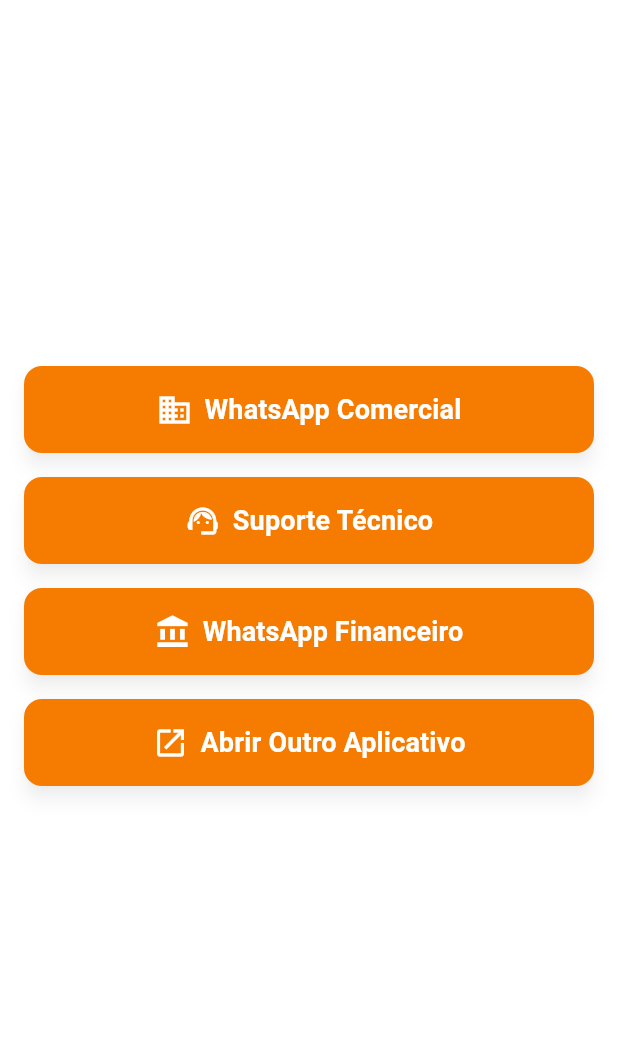
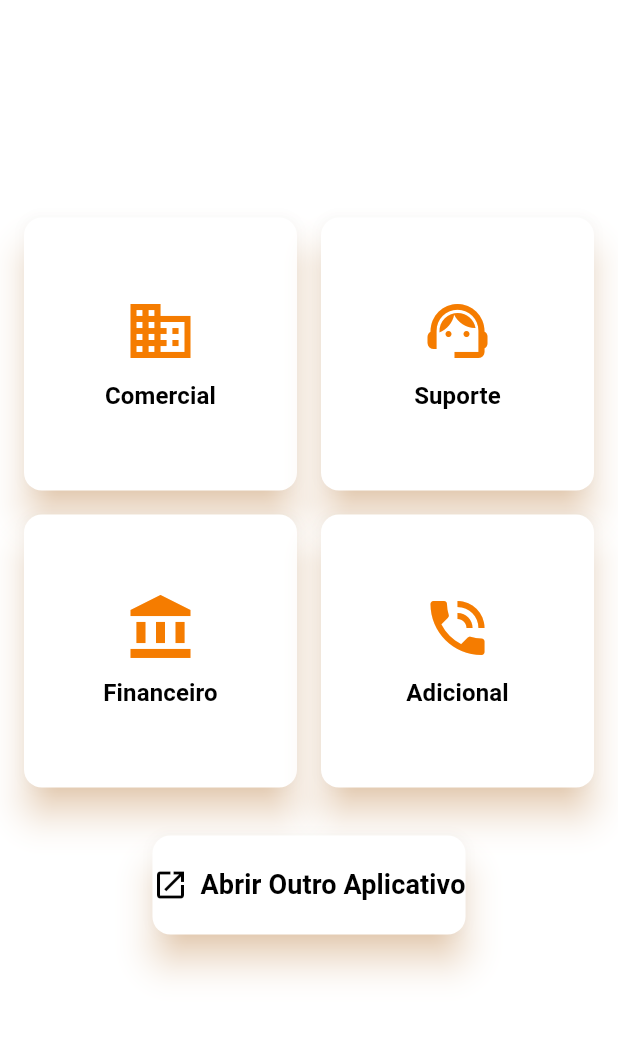
Before and after one commit to Jonathanruanss/Meu_primeiro_app_flutter, a Flutter app: the screen it shows after launch, on a phone screen of 412 x 824 dp, the part 84-1126 px from its top. Run offline on Flutter 3.47's test engine with Material 3 defaults, Android fonts, the phone set to English and light mode, and no system bars.

Commit message:
alteração no design do app

```diff
--- a/lib/main.dart
+++ b/lib/main.dart
@@ -16,21 +16,18 @@
       // Define o tema do aplicativo com um esquema de cores personalizado
       theme: ThemeData(
         // ==============================================
-        // PALETA DE CORES COM FUNDO BRANCO E APPBAR CINZA
+        // PALETA DE CORES COM FUNDO BRANCO E APPBAR LARANJA
         // ==============================================
         colorScheme:
             ColorScheme.fromSwatch(
               primarySwatch: Colors.grey, // Cor principal para a AppBar
             ).copyWith(
-              secondary: Colors.orange.shade700, // Cor de destaque para botões
-              // Cor de fundo clara para o conteúdo
-              surface: Colors.white,
-              // Cor do texto nos widgets com cor de fundo clara
-              onSurface: Colors.black,
-              // Cor do texto na AppBar, agora branco para o contraste
-              onPrimary: Colors.white,
-              // Cor do texto em botões com cor de fundo secundária
-              onSecondary: Colors.white,
+              secondary: Colors.orange.shade700, // Cor de destaque (laranja)
+              surface: Colors.white, // Cor de fundo clara para o conteúdo
+              onSurface: Colors.black, // Cor do texto em superfícies claras
+              onPrimary: Colors.white, // Cor do texto na AppBar
+              onSecondary:
+                  Colors.white, // Cor do texto em botões com cor de destaque
             ),
         scaffoldBackgroundColor: Colors.white, // Cor de fundo do Scaffold
         useMaterial3: true,
@@ -51,6 +48,7 @@
   final String whatsappComercial = '5531999999999';
   final String whatsappSuporte = '5531988888888';
   final String whatsappFinanceiro = '5531977777777';
+  final String whatsappAdicional = '5548988120743';
 
   // O deep link para abrir outro aplicativo.
   final String appDeepLink = 'outraapp://';
@@ -71,6 +69,7 @@
       if (await canLaunchUrl(webUri)) {
         await launchUrl(webUri);
       } else {
+        // Exibe um erro se não for possível abrir o WhatsApp
         throw 'Não foi possível abrir o WhatsApp.';
       }
     }
@@ -80,6 +79,7 @@
   Future<void> _launchUrl(String url) async {
     final Uri uri = Uri.parse(url);
     if (!await launchUrl(uri)) {
+      // Exibe um erro se não for possível abrir o link
       throw 'Não foi possível abrir o aplicativo ou o link: $url';
     }
   }
@@ -90,48 +90,71 @@
       appBar: AppBar(
         title: const Text('Contato Direto'),
         centerTitle: true,
-        // ==============================================================
-        // ALTERAÇÃO: Agora a barra superior usa a mesma cor dos botões.
-        // ==============================================================
         backgroundColor: Theme.of(context).colorScheme.secondary,
         foregroundColor: Theme.of(context).colorScheme.onSecondary,
       ),
       body: Center(
         child: Padding(
-          padding: const EdgeInsets.all(16.0),
+          padding: const EdgeInsets.symmetric(horizontal: 16.0),
           child: Column(
             mainAxisAlignment: MainAxisAlignment.center,
-            crossAxisAlignment: CrossAxisAlignment.stretch,
             children: <Widget>[
+              // ==============================================
+              // GRID DE BOTÕES QUADRADOS DO WHATSAPP
+              // ==============================================
+              GridView.count(
+                // Desabilita o scroll da grade para que ela se ajuste ao conteúdo
+                physics: const NeverScrollableScrollPhysics(),
+                // Permite que o GridView seja redimensionado com o conteúdo
+                shrinkWrap: true,
+                // Define 2 colunas
+                crossAxisCount: 2,
+                // Espaçamento entre as colunas
+                crossAxisSpacing: 16.0,
+                // Espaçamento entre as linhas
+                mainAxisSpacing: 16.0,
+                // Aspecto 1.0 para manter a forma quadrada
+                childAspectRatio: 1.0,
+                children: [
                   // Botão para o WhatsApp Comercial
-              _buildButton(
+                  _buildWhatsAppButton(
                     context,
-                text: 'WhatsApp Comercial',
+                    text: 'Comercial',
                     icon: Icons.business,
                     onPressed: () => _launchWhatsApp(whatsappComercial),
                   ),
-              const SizedBox(height: 16),
 
                   // Botão para o WhatsApp Suporte Técnico
-              _buildButton(
+                  _buildWhatsAppButton(
                     context,
-                text: 'Suporte Técnico',
+                    text: 'Suporte',
                     icon: Icons.support_agent,
                     onPressed: () => _launchWhatsApp(whatsappSuporte),
                   ),
-              const SizedBox(height: 16),
 
                   // Botão para o WhatsApp Financeiro
-              _buildButton(
+                  _buildWhatsAppButton(
                     context,
-                text: 'WhatsApp Financeiro',
+                    text: 'Financeiro',
                     icon: Icons.account_balance,
                     onPressed: () => _launchWhatsApp(whatsappFinanceiro),
                   ),
-              const SizedBox(height: 16),
 
-              // Botão para abrir outro aplicativo via deep link
-              _buildButton(
+                  // NOVO BOTÃO: WhatsApp Contato Adicional
+                  _buildWhatsAppButton(
+                    context,
+                    text: 'Adicional',
+                    icon: Icons.phone_in_talk,
+                    onPressed: () => _launchWhatsApp(whatsappAdicional),
+                  ),
+                ],
+              ),
+              const SizedBox(height: 32),
+
+              // ==============================================
+              // BOTÃO RETANGULAR PARA ABRIR OUTRO APLICATIVO
+              // ==============================================
+              _buildLargeButton(
                 context,
                 text: 'Abrir Outro Aplicativo',
                 icon: Icons.open_in_new,
@@ -144,8 +167,43 @@
     );
   }
 
-  // Widget de helper para criar botões com um estilo consistente
-  Widget _buildButton(
+  // Widget de helper para criar os botões quadrados do WhatsApp
+  Widget _buildWhatsAppButton(
+    BuildContext context, {
+    required String text,
+    required IconData icon,
+    required VoidCallback onPressed,
+  }) {
+    return ElevatedButton(
+      onPressed: onPressed,
+      style: ElevatedButton.styleFrom(
+        // Fundo branco
+        backgroundColor: Colors.white,
+        foregroundColor: Colors.black,
+        shape: RoundedRectangleBorder(
+          borderRadius: BorderRadius.circular(12.0),
+        ),
+        elevation: 10,
+        // Sombra laranja
+        shadowColor: Theme.of(context).colorScheme.secondary.withOpacity(0.5),
+      ),
+      child: Column(
+        mainAxisAlignment: MainAxisAlignment.center,
+        children: <Widget>[
+          Icon(icon, size: 48, color: Theme.of(context).colorScheme.secondary),
+          const SizedBox(height: 8),
+          Text(
+            text,
+            textAlign: TextAlign.center,
+            style: const TextStyle(fontSize: 16, fontWeight: FontWeight.bold),
+          ),
+        ],
+      ),
+    );
+  }
+
+  // Widget de helper para criar o botão retangular grande
+  Widget _buildLargeButton(
     BuildContext context, {
     required String text,
     required IconData icon,
@@ -154,15 +212,17 @@
     return ElevatedButton.icon(
       onPressed: onPressed,
       style: ElevatedButton.styleFrom(
-        padding: const EdgeInsets.symmetric(vertical: 16.0, horizontal: 24.0),
+        padding: const EdgeInsets.symmetric(vertical: 20.0),
         shape: RoundedRectangleBorder(
           borderRadius: BorderRadius.circular(12.0),
         ),
-        // Usando a cor secundária do tema para os botões
-        backgroundColor: Theme.of(context).colorScheme.secondary,
-        foregroundColor: Theme.of(context).colorScheme.onSecondary,
-        elevation: 5,
-        shadowColor: Colors.black.withOpacity(0.3),
+        // Fundo branco
+        backgroundColor: Colors.white,
+        // Texto preto para contraste com o fundo branco
+        foregroundColor: Theme.of(context).colorScheme.onSurface,
+        elevation: 10,
+        // Sombra laranja
+        shadowColor: Theme.of(context).colorScheme.secondary.withOpacity(0.5),
       ),
       icon: Icon(icon, size: 24),
       label: Text(
```
Also changed, not shown: 1 other file. Lines whose indentation alone changed are shown as unchanged.
